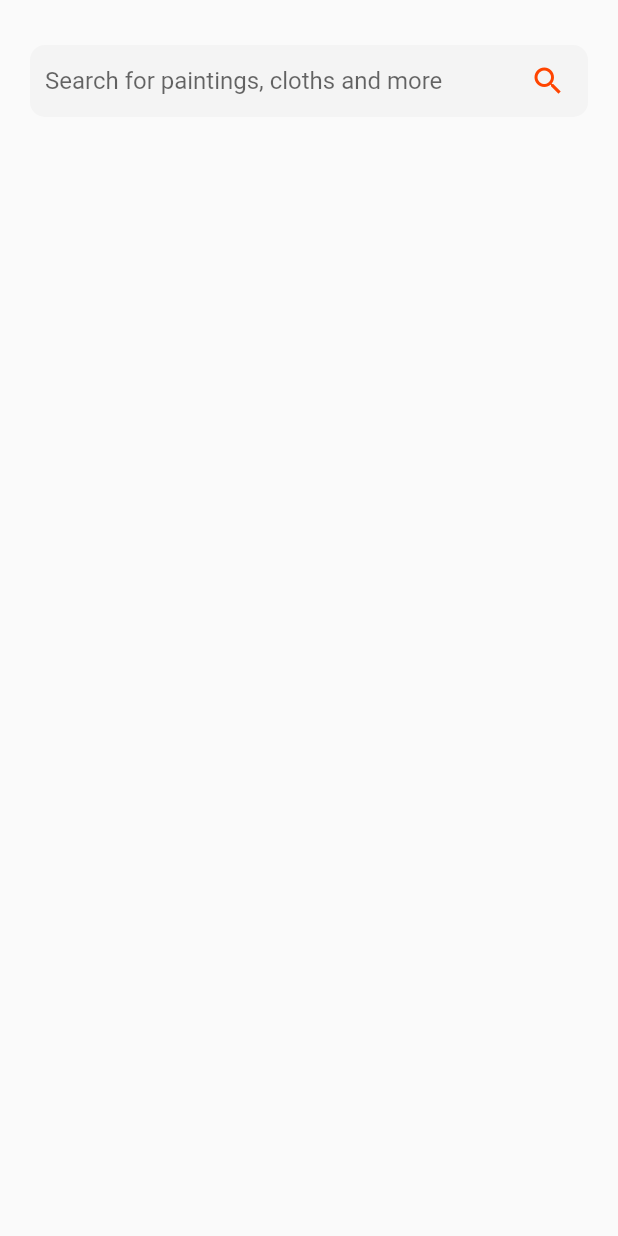
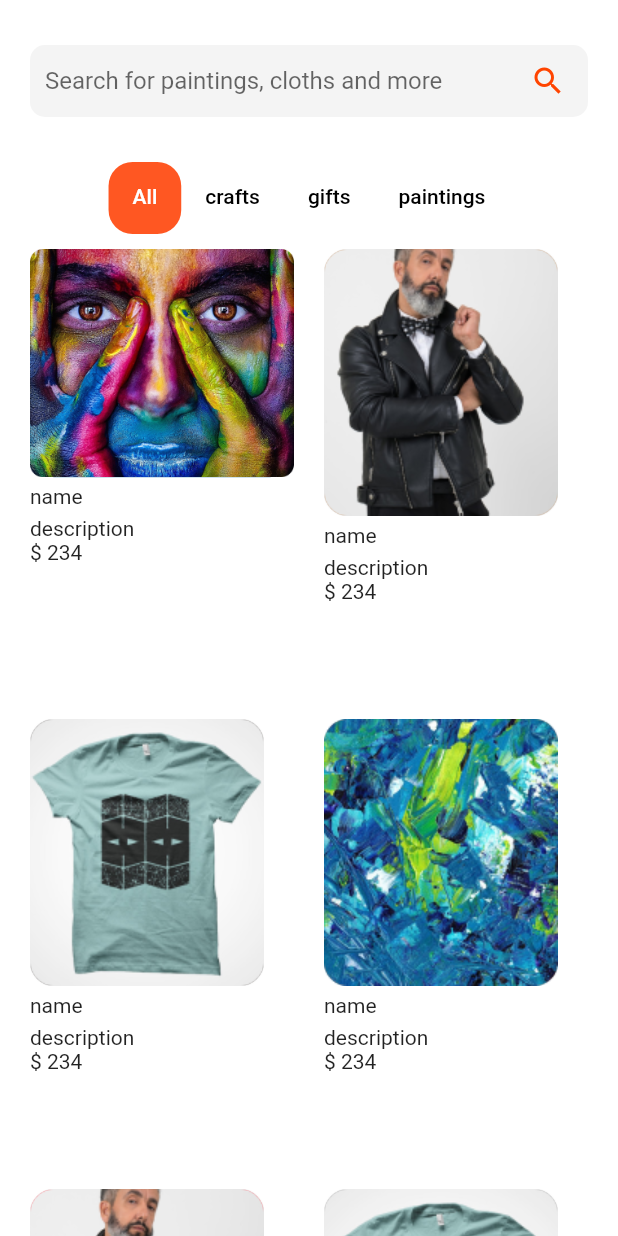
Before and after one commit to angathjr/MES-_kart, a Flutter app: the HomeScreen screen opened directly, on a phone screen of 412 x 824 dp. Run offline on Flutter 3.47's test engine with Material 2 defaults, Android fonts, the phone set to English and light mode, and no system bars; our stand-ins replace google_fonts.

Commit message:
added gridview

```diff
--- /dev/null
+++ b/lib/products/products.dart
@@ -0,0 +1,70 @@
+import 'package:flutter/material.dart';
+
+class Product {
+  final String image, title, description;
+  final int price, size, id;
+  final Color color;
+  Product({
+    required this.id,
+    required this.image,
+    required this.title,
+    required this.price,
+    required this.description,
+    required this.size,
+    required this.color,
+  });
+}
+
+List<Product> products = [
+  Product(
+      id: 1,
+      title: "name",
+      price: 234,
+      size: 12,
+      description: eg,
+      image: "lib/images/image1.png",
+      color: Color(0xFF3D82AE)),
+  Product(
+      id: 2,
+      title: "name",
+      price: 234,
+      size: 8,
+      description: eg,
+      image: "lib/images/img2.png",
+      color: Color(0xFFD3A984)),
+  Product(
+      id: 3,
+      title: "name",
+      price: 234,
+      size: 10,
+      description: eg,
+      image: "lib/images/img3.png",
+      color: Color(0xFF989493)),
+  Product(
+      id: 4,
+      title: "name",
+      price: 234,
+      size: 11,
+      description: eg,
+      image: "lib/images/img4.png",
+      color: Color(0xFFE6B398)),
+  Product(
+      id: 5,
+      title: "name",
+      price: 234,
+      size: 12,
+      description: eg,
+      image: "lib/images/img2.png",
+      color: Color(0xFFFB7883)),
+  Product(
+    id: 6,
+    title: "name",
+    price: 234,
+    size: 12,
+    description: eg,
+    image: "lib/images/img3.png",
+    color: Color(0xFFAEAEAE),
+  ),
+];
+
+String eg = "hello there";
--- a/lib/screens/Homescreen.dart
+++ b/lib/screens/Homescreen.dart
@@ -1,4 +1,8 @@
 import 'package:flutter/material.dart';
+import 'package:sample/tabs/All.dart';
+import 'package:sample/tabs/crafs.dart';
+import 'package:sample/tabs/gifts.dart';
+import 'package:sample/tabs/paintings.dart';
 
 class HomeScreen extends StatefulWidget {
   const HomeScreen({Key? key}) : super(key: key);
@@ -7,18 +11,28 @@ class HomeScreen extends StatefulWidget {
   State<HomeScreen> createState() => _HomeScreenState();
 }
 
-class _HomeScreenState extends State<HomeScreen> {
+class _HomeScreenState extends State<HomeScreen>
+    with SingleTickerProviderStateMixin {
+  late TabController _tabcontroller;
+
+  @override
+  void initState() {
+    super.initState();
+    _tabcontroller = TabController(length: 4, vsync: this);
+  }
+
   @override
   Widget build(BuildContext context) {
+    double hght = MediaQuery.of(context).size.height;
     double wdth = MediaQuery.of(context).size.width;
     return Scaffold(
-      body: SingleChildScrollView(
-          child: Padding(
-        padding: const EdgeInsets.symmetric(horizontal: 20),
+      backgroundColor: Colors.white,
+      body: Padding(
+        padding: const EdgeInsets.symmetric(horizontal: 10),
         child: Column(
           children: [
             Padding(
-              padding: const EdgeInsets.fromLTRB(0, 30, 0, 20),
+              padding: const EdgeInsets.fromLTRB(10, 30, 10, 20),
               child: Container(
                 width: wdth,
                 decoration: BoxDecoration(
@@ -40,7 +54,7 @@ class _HomeScreenState extends State<HomeScreen> {
                     Flexible(
                         child: IconButton(
                       onPressed: () {},
-                      icon: Icon(
+                      icon: const Icon(
                         Icons.search,
                         color: Color(0xffFF4400),
                       ),
@@ -50,11 +64,46 @@ class _HomeScreenState extends State<HomeScreen> {
               ),
             ),
             const SizedBox(
-              height: 22,
-            )
+              height: 10,
+            ),
+            Expanded(
+              flex: 0,
+              child: TabBar(
+                  indicator: ShapeDecoration(
+                      color: Colors.deepOrange,
+                      shape: RoundedRectangleBorder(
+                          borderRadius: BorderRadius.circular(16))),
+                  indicatorSize: TabBarIndicatorSize.tab,
+                  unselectedLabelColor: Colors.black,
+                  isScrollable: true,
+                  labelColor: Colors.white,
+                  controller: _tabcontroller,
+                  tabs: const [
+                    Tab(
+                      text: 'All',
+                    ),
+                    Tab(
+                      text: 'crafts',
+                    ),
+                    Tab(
+                      text: 'gifts',
+                    ),
+                    Tab(
+                      text: 'paintings',
+                    ),
+                  ]),
+            ),
+            Expanded(
+              child: TabBarView(controller: _tabcontroller, children: const [
+                AllCatogery(),
+                craftsCategory(),
+                GiftCategory(),
+                paintingscategory()
+              ]),
+            ),
           ],
         ),
-      )),
+      ),
     );
   }
 }
--- /dev/null
+++ b/lib/tabs/All.dart
@@ -0,0 +1,31 @@
+import 'package:flutter/cupertino.dart';
+import 'package:flutter/material.dart';
+import 'package:sample/widgets/card.dart';
+
+import '../products/products.dart';
+
+class AllCatogery extends StatelessWidget {
+  const AllCatogery({Key? key}) : super(key: key);
+
+  @override
+  Widget build(BuildContext context) {
+    return Expanded(
+        child: Padding(
+      padding: const EdgeInsets.symmetric(horizontal: 10),
+      child: Padding(
+        padding: const EdgeInsets.only(top: 10),
+        child: GridView.builder(
+          itemCount: products.length,
+          gridDelegate: const SliverGridDelegateWithFixedCrossAxisCount(
+              crossAxisCount: 2,
+              childAspectRatio: 0.60,
+              mainAxisSpacing: 20,
+              crossAxisSpacing: 20),
+          itemBuilder: (context, index) => ItemCard(
+            product: products[index],
+          ),
+        ),
+      ),
+    ));
+  }
+}
--- /dev/null
+++ b/lib/widgets/card.dart
@@ -0,0 +1,31 @@
+import 'package:flutter/material.dart';
+
+import '../products/products.dart';
+
+class ItemCard extends StatelessWidget {
+  final Product product;
+  // final Function press;
+  const ItemCard({Key? key, required this.product, s}) : super(key: key);
+
+  @override
+  Widget build(BuildContext context) {
+    return Expanded(
+      child: Column(
+        crossAxisAlignment: CrossAxisAlignment.start,
+        children: [
+          Container(
+            decoration: BoxDecoration(
+                color: product.color, borderRadius: BorderRadius.circular(16)),
+            child: Image.asset(product.image),
+          ),
+          Padding(
+            padding: const EdgeInsets.symmetric(vertical: 5),
+            child: Text(product.title),
+          ),
+          Text('description'),
+          Text('\$ ${product.price}')
+        ],
+      ),
+    );
+  }
+}
--- a/pubspec.yaml
+++ b/pubspec.yaml
@@ -30,6 +30,7 @@ dependencies:
   cupertino_icons: ^1.0.2
   flutter:
     sdk: flutter
+
   google_fonts: ^2.3.2
 
 dev_dependencies:
@@ -58,6 +59,9 @@ flutter:
     - lib/images/image1.png
     - lib/images/loading.png
     - lib/images/purchase.png
+    - lib/images/img2.png
+    - lib/images/img3.png
+    - lib/images/img4.png
   # An image asset can refer to one or more resolution-specific "variants", see
   # https://flutter.dev/assets-and-images/#resolution-aware.
   # For details regarding adding assets from package dependencies, see
```
Also changed, not shown: lib/tabs/crafs.dart (added, +30 -0 lines), lib/tabs/gifts.dart (added, +30 -0 lines), lib/tabs/paintings.dart (added, +30 -0 lines), lib/widgets/searchbar.dart (added, +53 -0 lines), lib/images/icon.png (added), lib/images/img2.png (added), lib/images/img3.png (added), lib/images/img4.png (added).
